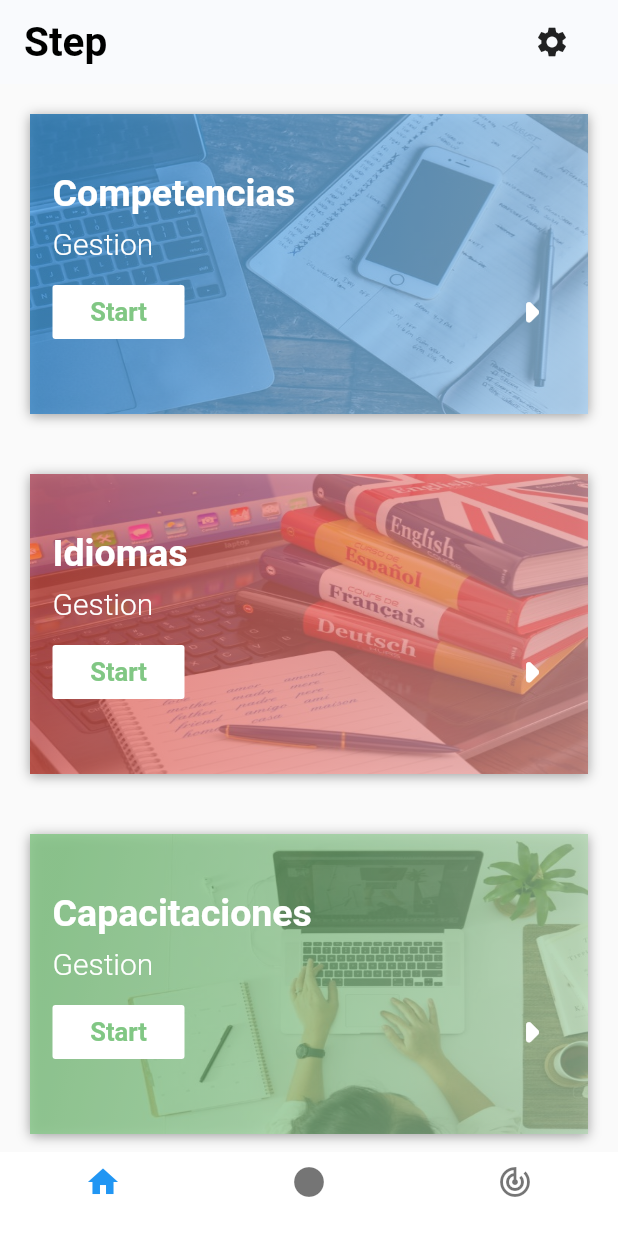
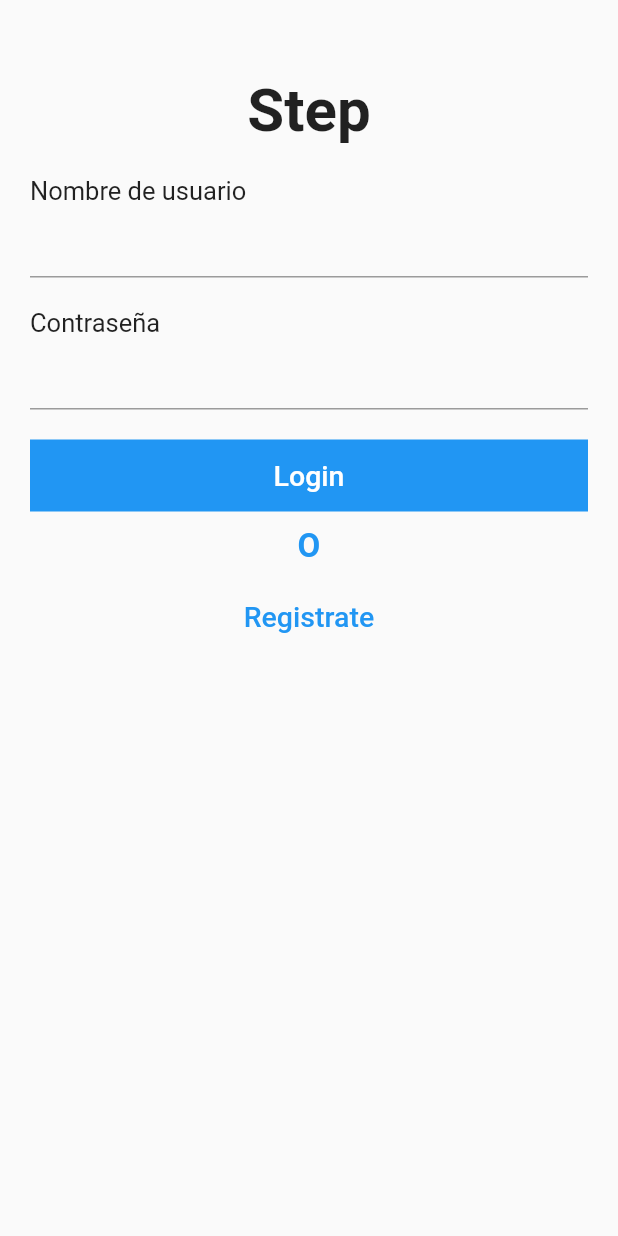
Before and after one commit to JhonasV/Step, a Flutter app: the screen it shows after launch, on a phone screen of 412 x 824 dp. Run offline on Flutter 3.47's test engine with Material 2 defaults, Android fonts, the phone set to English and light mode, and no system bars; our stand-ins replace font_awesome_flutter, shared_preferences.

Commit message:
feat: login screen and auth service added

```diff
--- a/lib/config/api_config.dart
+++ b/lib/config/api_config.dart
@@ -1,3 +1,6 @@
 const API_URI_DEV = 'https://10.0.2.2:45455/api/v1';
 // const BASE_URL = 'https://10.0.0.10:45455/api/v1/';
 const API_URI = API_URI_DEV;
+const AUTH_TOKEN =
+    'eyJhbGciOiJIUzI1NiIsInR5cCI6IkpXVCJ9.eyJ1bmlxdWVfbmFtZSI6ImFwcGxpY2FudCIsIm5hbWVpZCI6IjYiLCJuYmYiOjE2MDMyNTg3OTYsImV4cCI6MTYwMzM0NTE5NiwiaWF0IjoxNjAzMjU4Nzk2fQ.1WIGl39nJK49PCjkODcTTtwl0v2JFRQ8XmfPxKg_QLM';
+const BEARER_TOKEN = "Bearer $AUTH_TOKEN";
--- a/lib/main.dart
+++ b/lib/main.dart
@@ -1,5 +1,6 @@
 import 'dart:io';
 
+import 'package:Step/screens/login_screen.dart';
 import 'package:Step/ui/competencies/competencies_screen.dart';
 import 'package:Step/screens/home_screen.dart';
 import 'package:Step/ui/competencies/create_competencies.dart';
@@ -23,11 +24,12 @@ class MyApp extends StatelessWidget {
     return MaterialApp(
       title: "Step",
       debugShowCheckedModeBanner: false,
-      initialRoute: HomeScreen.id,
+      initialRoute: LoginScreen.id,
       routes: {
         HomeScreen.id: (context) => HomeScreen(),
         CompentenciesScreen.id: (context) => CompentenciesScreen(),
-        CreateCompentenciesScreen.id: (context) => CreateCompentenciesScreen()
+        CreateCompentenciesScreen.id: (context) => CreateCompentenciesScreen(),
+        LoginScreen.id: (context) => LoginScreen()
       },
     );
   }
--- a/lib/models/competencies.dart
+++ b/lib/models/competencies.dart
@@ -1,5 +1,7 @@
 class Competencies {
   int id;
+  DateTime createdAt;
+  DateTime updatedAt;
   String description;
   int status;
 
--- /dev/null
+++ b/lib/models/entitie.dart
@@ -0,0 +1,5 @@
+class Entitie {
+  int id;
+  DateTime createdAt;
+  DateTime updatedAt;
+}
--- /dev/null
+++ b/lib/models/taskresult.dart
@@ -0,0 +1,16 @@
+import 'dart:convert';
+
+class TaskResult<T> {
+  T data;
+  bool success;
+  String messages;
+
+  TaskResult({this.data, this.success, this.messages});
+
+  factory TaskResult.fromJson(Map<String, dynamic> json) {
+    return new TaskResult<T>(
+        data: json['data'],
+        success: json['success'],
+        messages: json['messages']);
+  }
+}
--- /dev/null
+++ b/lib/models/user.dart
@@ -0,0 +1,21 @@
+import 'entitie.dart';
+
+class User {
+  int id;
+  DateTime createdAt;
+  DateTime updatedAt;
+  String userName;
+  String password;
+
+  User({this.id, this.createdAt, this.updatedAt, this.userName, this.password});
+
+  factory User.fromJson(Map<String, dynamic> json) {
+    return new User(
+      id: json['id'],
+      createdAt: json['createdAt'],
+      updatedAt: json['updatedAt'],
+      userName: json['userName'],
+      password: json['password'],
+    );
+  }
+}
--- a/lib/screens/home_screen.dart
+++ b/lib/screens/home_screen.dart
@@ -1,3 +1,4 @@
+import 'package:Step/widgets/drawer_widget.dart';
 import 'package:Step/widgets/step_menu_widget.dart';
 import 'package:flutter/material.dart';
 import 'package:Step/config/menu.dart';
@@ -11,6 +12,7 @@ class HomeScreen extends StatefulWidget {
 }
 
 class _HomeScreenState extends State<HomeScreen> {
+  // _setCurrentUser() async {}
   List<StepMenu> _buildMenuItems() {
     List<StepMenu> items = [];
     Map<String, dynamic> currentUser = {
@@ -45,23 +47,18 @@ class _HomeScreenState extends State<HomeScreen> {
   @override
   Widget build(BuildContext context) {
     return Scaffold(
+      drawer: DrawerWidget(),
       appBar: AppBar(
-        elevation: 0.0,
-        backgroundColor: Color.fromRGBO(248, 249, 255, 0.5),
+        // iconTheme: new IconThemeData(color: Colors.blue, size: 40.0),
+        // backgroundColor: Color.fromRGBO(248, 249, 255, 0.5),
         title: Text(
           "Step",
           style: TextStyle(
-              color: Colors.black,
               fontWeight: FontWeight.bold,
               fontSize: 27.0,
               decorationColor: Colors.orange[400]),
         ),
-        actions: [
-          FlatButton(
-            onPressed: () {},
-            child: Icon(Icons.settings),
-          ),
-        ],
+        centerTitle: true,
       ),
       bottomNavigationBar: BottomNavigationBar(
         backgroundColor: Colors.white,
--- /dev/null
+++ b/lib/screens/login_screen.dart
@@ -0,0 +1,119 @@
+import 'package:Step/models/user.dart';
+import 'package:Step/screens/home_screen.dart';
+import 'package:Step/services/auth_service.dart';
+import 'package:flutter/material.dart';
+import 'package:shared_preferences/shared_preferences.dart';
+
+class LoginScreen extends StatefulWidget {
+  static final id = "login_screen";
+  @override
+  _LoginScreenState createState() => _LoginScreenState();
+}
+
+class _LoginScreenState extends State<LoginScreen> {
+  var _formKey = new GlobalKey<FormState>();
+  String _userName = "", _password = "";
+  bool _isLoading = false;
+  _submit() async {
+    if (_formKey.currentState.validate()) {
+      setState(() => _isLoading = !_isLoading);
+      _formKey.currentState.save();
+      print(_userName);
+      print(_password);
+      var result = await AuthService.login(
+          new User(userName: _userName, password: _password));
+
+      if (result.success) {
+        SharedPreferences prefs = await SharedPreferences.getInstance();
+        prefs.setString("BEARER_TOKEN", result.data);
+        Navigator.of(context).pushNamedAndRemoveUntil(
+            HomeScreen.id, (Route<dynamic> route) => false);
+      } else {
+        // Show error message
+      }
+      // Navigator.of(context).pop();
+
+    }
+  }
+
+  @override
+  Widget build(BuildContext context) {
+    return SafeArea(
+      child: GestureDetector(
+        onTap: () => FocusScope.of(context).unfocus(),
+        child: Scaffold(
+          body: Container(
+            margin: EdgeInsets.symmetric(horizontal: 20.0, vertical: 50.0),
+            child: Form(
+              key: _formKey,
+              child: ListView(
+                // crossAxisAlignment: CrossAxisAlignment.start,
+                children: [
+                  _isLoading ? LinearProgressIndicator() : SizedBox.shrink(),
+                  Container(
+                    width: double.infinity,
+                    child: Text(
+                      "Step",
+                      style: TextStyle(
+                          fontSize: 40.0, fontWeight: FontWeight.bold),
+                      textAlign: TextAlign.center,
+                    ),
+                  ),
+                  SizedBox(height: 20.0),
+                  Text(
+                    "Nombre de usuario",
+                    style: TextStyle(fontSize: 17.0),
+                  ),
+                  TextFormField(
+                    obscureText: false,
+                    initialValue: _userName,
+                    onSaved: (input) => _userName = input.trim(),
+                  ),
+                  SizedBox(height: 20.0),
+                  Text(
+                    "Contraseña",
+                    style: TextStyle(fontSize: 17.0),
+                  ),
+                  TextFormField(
+                    obscureText: true,
+                    initialValue: _password,
+                    onSaved: (input) => _password = input.trim(),
+                  ),
+                  SizedBox(height: 20.0),
+                  Container(
+                    alignment: Alignment.center,
+                    color: Colors.blue,
+                    child: FlatButton(
+                      onPressed: () => _submit(),
+                      child: Text("Login",
+                          style:
+                              TextStyle(fontSize: 19.0, color: Colors.white)),
+                    ),
+                  ),
+                  SizedBox(height: 10.0),
+                  Text(
+                    "O",
+                    style: TextStyle(
+                        fontSize: 22.0,
+                        color: Colors.blue,
+                        fontWeight: FontWeight.bold),
+                    textAlign: TextAlign.center,
+                  ),
+                  SizedBox(height: 10.0),
+                  Container(
+                    alignment: Alignment.center,
+                    child: FlatButton(
+                      onPressed: () => print("test"),
+                      child: Text("Registrate",
+                          style: TextStyle(fontSize: 19.0, color: Colors.blue)),
+                    ),
+                  ),
+                ],
+              ),
+            ),
+          ),
+        ),
+      ),
+    );
+  }
+}
--- a/lib/ui/competencies/create_competencies.dart
+++ b/lib/ui/competencies/create_competencies.dart
@@ -1,6 +1,7 @@
 import 'package:Step/models/competencies.dart';
 import 'package:Step/services/competencies_service.dart';
 import 'package:Step/ui/competencies/competencies_screen.dart';
+import 'package:Step/widgets/drawer_widget.dart';
 import 'package:flutter/material.dart';
 
 class CreateCompentenciesScreen extends StatefulWidget {
@@ -30,7 +31,7 @@ class _CreateCompentenciesState extends State<CreateCompentenciesScreen> {
       );
 
       // Navigator.of(context).pop();
-      //Navigator.of(context).popAndPushNamed(CompentenciesScreen.id);
+      Navigator.of(context).pushNamed(CompentenciesScreen.id);
     }
   }
 
@@ -50,6 +51,7 @@ class _CreateCompentenciesState extends State<CreateCompentenciesScreen> {
       child: GestureDetector(
         onTap: () => FocusScope.of(context).unfocus(),
         child: Scaffold(
+          drawer: DrawerWidget(),
           appBar: AppBar(
             elevation: 0.0,
             backgroundColor: Colors.blue,
--- a/lib/widgets/form_controls_widget.dart
+++ /dev/null
@@ -1 +0,0 @@
-import 'package:flutter/material.dart';
--- a/lib/widgets/step_menu_widget.dart
+++ b/lib/widgets/step_menu_widget.dart
@@ -25,7 +25,7 @@ class StepMenu extends StatelessWidget {
         borderRadius: BorderRadius.circular(15),
         child: Container(
           width: 100,
-          height: 200,
+          height: 180,
           margin: EdgeInsets.all(20),
           decoration: BoxDecoration(
             // borderRadius: BorderRadius.circular(15),
@@ -89,20 +89,20 @@ class StepMenu extends StatelessWidget {
 
   Row _buildButton(BuildContext context) {
     return Row(
-      mainAxisAlignment: MainAxisAlignment.spaceBetween,
+      mainAxisAlignment: MainAxisAlignment.end,
       children: [
-        FlatButton(
-          color: Colors.white,
-          onPressed: () => Navigator.pushNamed(context, CompentenciesScreen.id),
-          child: Text(
-            "Start",
-            style: TextStyle(
-              fontWeight: FontWeight.bold,
-              fontSize: 17.0,
-              color: Colors.green[300],
-            ),
-          ),
-        ),
+        // FlatButton(
+        //   color: Colors.white,
+        //   onPressed: () => Navigator.pushNamed(context, CompentenciesScreen.id),
+        //   child: Text(
+        //     "Start",
+        //     style: TextStyle(
+        //       fontWeight: FontWeight.bold,
+        //       fontSize: 17.0,
+        //       color: Colors.green[300],
+        //     ),
+        //   ),
+        // ),
         Icon(
           Icons.arrow_right_rounded,
           color: Colors.white,
--- a/pubspec.yaml
+++ b/pubspec.yaml
@@ -25,6 +25,7 @@ dependencies:
   cupertino_icons: ^0.1.2
   font_awesome_flutter: 8.10.0
   http: 0.12.2
+  shared_preferences: 0.5.12+2
 dev_dependencies:
   flutter_test:
     sdk: flutter
```
Also changed, not shown: lib/models/roles.dart (added, +17 -0 lines), lib/services/auth_service.dart (added, +73 -0 lines), lib/services/competencies_service.dart (+33 -5 lines), lib/ui/competencies/competencies_screen.dart (+6 -2 lines), lib/ui/competencies/listview_competencies.dart (+14 -14 lines), lib/widgets/drawer_widget.dart (added, +101 -0 lines), pubspec.lock.
